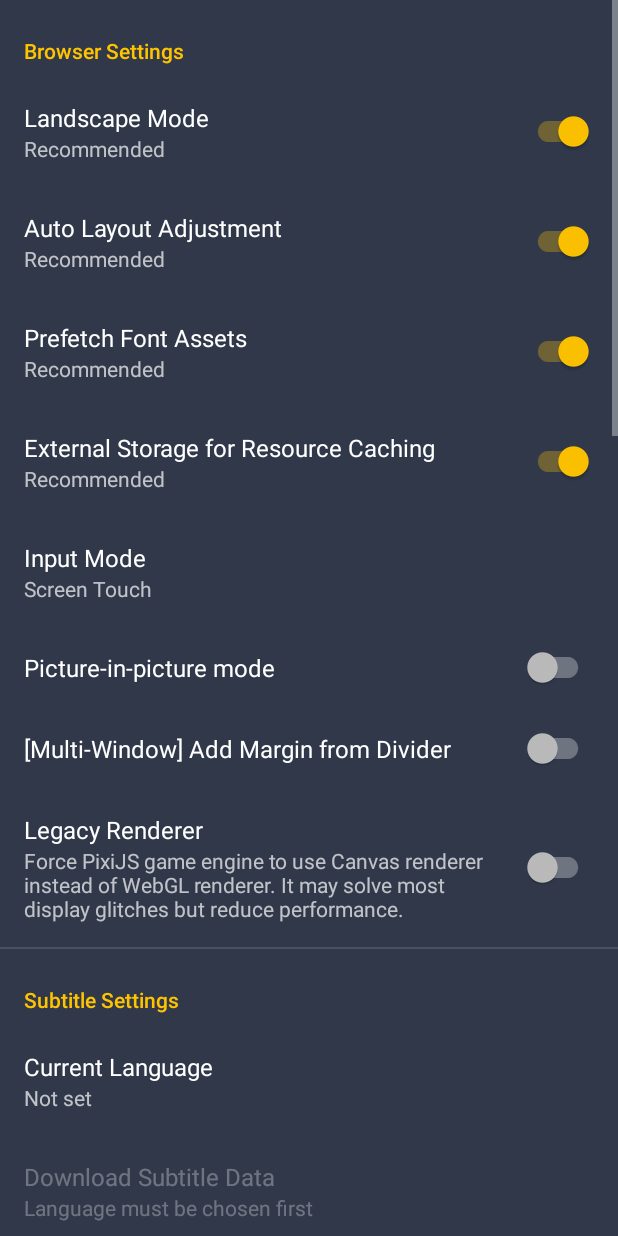
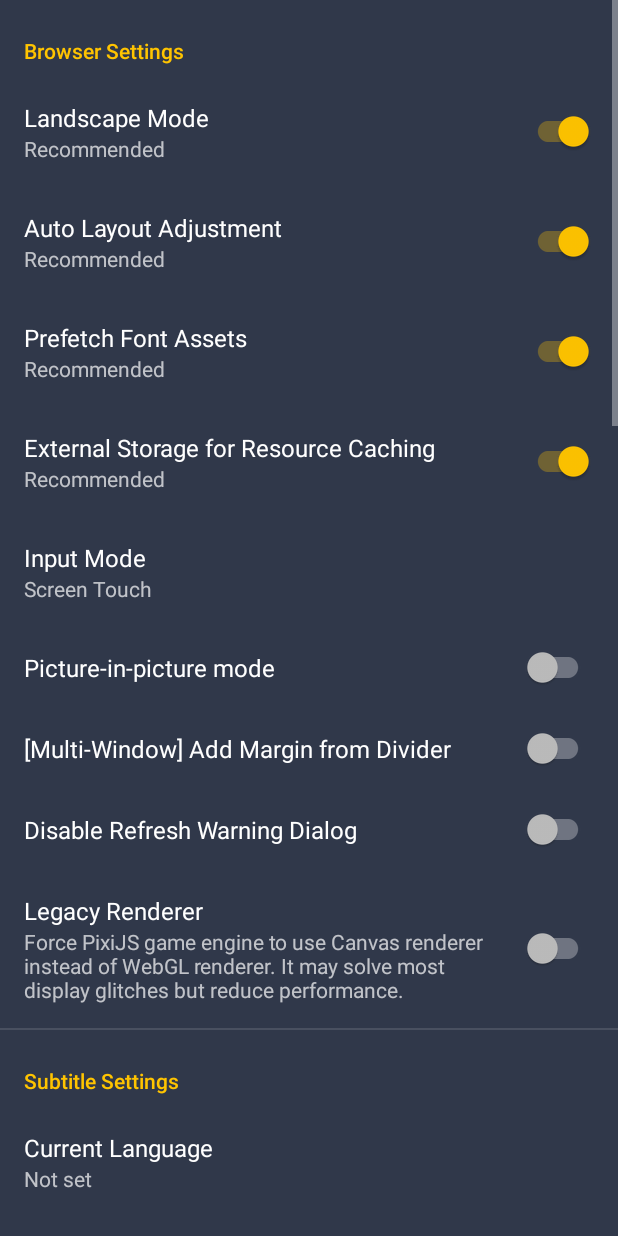
Before and after one commit to antest1/GotoBrowser, an Android app: the SettingsActivity screen opened directly, with no data from a screen before it, on a phone screen of 412 x 824 dp. Run offline under Robolectric (Android 15) with nearby library versions, the phone set to English and light mode, and no system bars; our stand-ins replace androidx.preference; libraries missing offline, so code that uses them is left out: net.lingala.zip4j.

Commit message:
reimplement browser refresh
- based on https://github.com/ElectronicObserverEN/ElectronicObserver/pull/541
- add option for disable refresh warning dialog

```diff
--- a/app/src/main/java/com/antest1/gotobrowser/Activity/SettingsActivity.java
+++ b/app/src/main/java/com/antest1/gotobrowser/Activity/SettingsActivity.java
@@ -29,7 +29,6 @@ import com.antest1.gotobrowser.R;
 import com.antest1.gotobrowser.Subtitle.SubtitleProviderUtils;
 import com.google.android.material.snackbar.Snackbar;
 
-import java.util.Locale;
 import java.util.Map;
 
 import static com.antest1.gotobrowser.Constants.DEFAULT_ALTER_GADGET_URL;
@@ -58,6 +57,7 @@ import static com.antest1.gotobrowser.Constants.PREF_MOD_KANTAIEN_UPDATE;
 import static com.antest1.gotobrowser.Constants.PREF_MOD_CRIT;
 import static com.antest1.gotobrowser.Constants.PREF_MOD_KANTAI3D;
 import static com.antest1.gotobrowser.Constants.PREF_MULTIWIN_MARGIN;
+import static com.antest1.gotobrowser.Constants.PREF_DISABLE_REFRESH_DIALOG;
 import static com.antest1.gotobrowser.Constants.PREF_PIP_MODE;
 import static com.antest1.gotobrowser.Constants.PREF_SETTINGS;
 import static com.antest1.gotobrowser.Constants.PREF_SUBTITLE_LOCALE;
@@ -107,6 +107,7 @@ public class SettingsActivity extends AppCompatActivity {
                 case PREF_MOD_CRIT:
                 case PREF_LEGACY_RENDERER:
                 case PREF_ALTER_GADGET:
+                case PREF_DISABLE_REFRESH_DIALOG:
                     editor.putBoolean(key, false);
                     break;
                 case PREF_ALTER_METHOD:
--- a/app/src/main/res/values/strings.xml
+++ b/app/src/main/res/values/strings.xml
@@ -47,6 +47,7 @@
     <string name="settings_appinfo_browsersettings">Browser Settings</string>
     <string name="browser_fontprefetch">Prefetch Font Assets</string>
     <string name="browser_enablepipmode">Picture-in-picture mode</string>
+    <string name="browser_disable_refresh_dialog">Disable Refresh Warning Dialog</string>
     <string name="logout_msg">Are you sure you want to Logout?</string>
     <string name="noti_screenshot_name">GotoBrowser Screenshot</string>
     <string name="noti_screenshot_title">Screenshot Captured</string>
--- a/app/src/main/res/xml/root_preferences.xml
+++ b/app/src/main/res/xml/root_preferences.xml
@@ -49,6 +49,11 @@
             app:iconSpaceReserved="false"
             app:key="pref_multiwin_margin"
             app:title="@string/settings_mw_margin" />
+
+        <SwitchPreferenceCompat
+            app:iconSpaceReserved="false"
+            app:key="pref_disable_refresh_dialog"
+            app:title="@string/browser_disable_refresh_dialog" />
 
         <SwitchPreferenceCompat
             app:iconSpaceReserved="false"
```
Also changed, not shown: app/src/main/java/com/antest1/gotobrowser/Activity/BrowserActivity.java (+8 -2 lines), app/src/main/java/com/antest1/gotobrowser/Browser/WebViewManager.java (+11 -0 lines), app/src/main/java/com/antest1/gotobrowser/Constants.java (+5 -3 lines), 7 other files.
